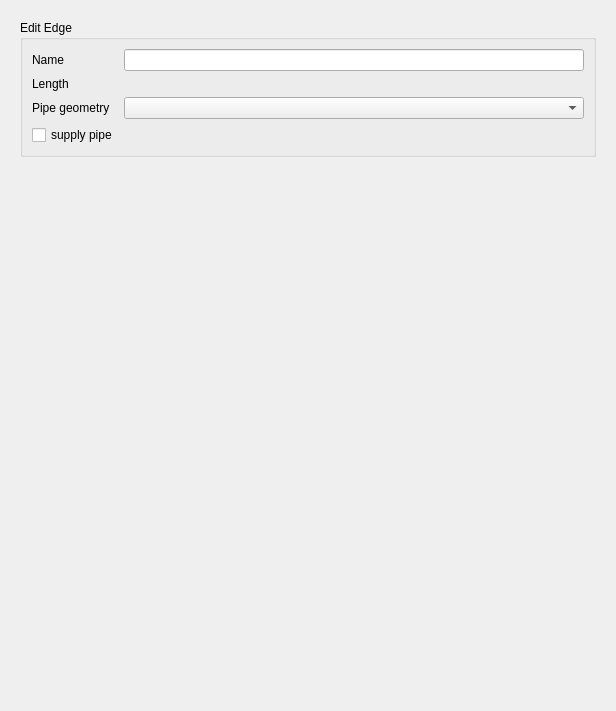
First picture: the form in SIM-VICUS/src/SVPropNetworkEditWidget.ui, repository ghorwin/SIM-VICUS, before the edit.
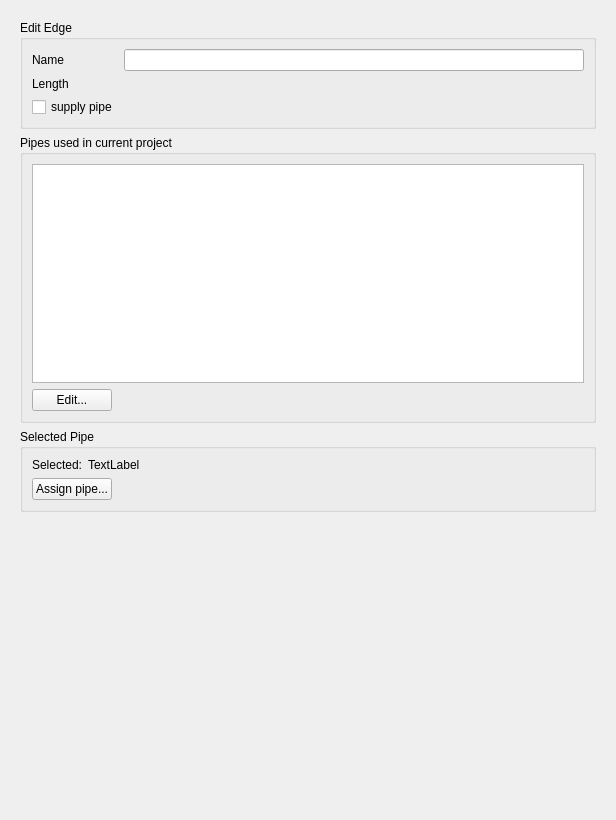
Second picture: the form after the edit. The open tabs and pages were chosen to show the change. Custom widgets are drawn as their Qt base class.

Commit message: implement tablewidget for pipe legend

Diff of the .ui file:
```diff
--- a/SIM-VICUS/src/SVPropNetworkEditWidget.ui
+++ b/SIM-VICUS/src/SVPropNetworkEditWidget.ui
@@ -7,7 +7,7 @@
     <x>0</x>
     <y>0</y>
     <width>616</width>
-    <height>697</height>
+    <height>820</height>
    </rect>
   </property>
   <property name="windowTitle">
@@ -449,7 +449,14 @@
           <string>Edit Edge</string>
          </property>
          <layout class="QGridLayout" name="gridLayout">
-          <item row="3" column="0">
+          <item row="0" column="0">
+           <widget class="QLabel" name="label_22">
+            <property name="text">
+             <string>Name</string>
+            </property>
+           </widget>
+          </item>
+          <item row="2" column="0">
            <widget class="QCheckBox" name="checkBoxSupplyPipe">
             <property name="text">
              <string>supply pipe</string>
@@ -463,13 +470,6 @@
             </property>
            </widget>
           </item>
-          <item row="2" column="0">
-           <widget class="QLabel" name="label_16">
-            <property name="text">
-             <string>Pipe geometry</string>
-            </property>
-           </widget>
-          </item>
           <item row="1" column="0">
            <widget class="QLabel" name="label_11">
             <property name="text">
@@ -480,16 +480,103 @@
           <item row="0" column="2">
            <widget class="QLineEdit" name="lineEditEdgeDisplayName"/>
           </item>
+         </layout>
+        </widget>
+       </item>
+       <item>
+        <widget class="QGroupBox" name="groupBoxCurrentPipes">
+         <property name="title">
+          <string>Pipes used in current project</string>
+         </property>
+         <layout class="QGridLayout" name="gridLayout_5">
+          <item row="1" column="0">
+           <widget class="QPushButton" name="pushButtonEditPipe">
+            <property name="text">
+             <string>Edit...</string>
+            </property>
+            <property name="iconSize">
+             <size>
+              <width>24</width>
+              <height>24</height>
+             </size>
+            </property>
+           </widget>
+          </item>
+          <item row="1" column="1">
+           <spacer name="horizontalSpacer">
+            <property name="orientation">
+             <enum>Qt::Horizontal</enum>
+            </property>
+            <property name="sizeHint" stdset="0">
+             <size>
+              <width>280</width>
+              <height>20</height>
+             </size>
+            </property>
+           </spacer>
+          </item>
+          <item row="0" column="0" colspan="2">
+           <widget class="QTableWidget" name="tableWidgetPipes"/>
+          </item>
+         </layout>
+        </widget>
+       </item>
+       <item>
+        <widget class="QGroupBox" name="groupBoxSelectedPipe">
+         <property name="title">
+          <string>Selected Pipe</string>
+         </property>
+         <layout class="QGridLayout" name="gridLayout_4">
+          <item row="1" column="0" colspan="2">
+           <layout class="QHBoxLayout" name="horizontalLayout_3">
+            <item>
+             <widget class="QPushButton" name="pushButtonAssignPipe">
+              <property name="text">
+               <string>Assign pipe...</string>
+              </property>
+              <property name="iconSize">
+               <size>
+                <width>24</width>
+                <height>24</height>
+               </size>
+              </property>
+             </widget>
+            </item>
+            <item>
+             <spacer name="horizontalSpacer_2">
+              <property name="orientation">
+               <enum>Qt::Horizontal</enum>
+              </property>
+              <property name="sizeHint" stdset="0">
+               <size>
+                <width>558</width>
+                <height>20</height>
+               </size>
+              </property>
+             </spacer>
+            </item>
+           </layout>
+          </item>
+          <item row="0" column="1">
+           <widget class="QLabel" name="labelSelectedPipe">
+            <property name="sizePolicy">
+             <sizepolicy hsizetype="Expanding" vsizetype="Preferred">
+              <horstretch>0</horstretch>
+              <verstretch>0</verstretch>
+             </sizepolicy>
+            </property>
+            <property name="text">
+             <string>TextLabel</string>
+            </property>
+           </widget>
+          </item>
           <item row="0" column="0">
-           <widget class="QLabel" name="label_22">
+           <widget class="QLabel" name="label_6">
             <property name="text">
-             <string>Name</string>
+             <string>Selected:</string>
             </property>
            </widget>
           </item>
-          <item row="2" column="2">
-           <widget class="QComboBox" name="comboBoxPipeDB"/>
-          </item>
          </layout>
         </widget>
        </item>
```
The commit also changes 2 other files.
